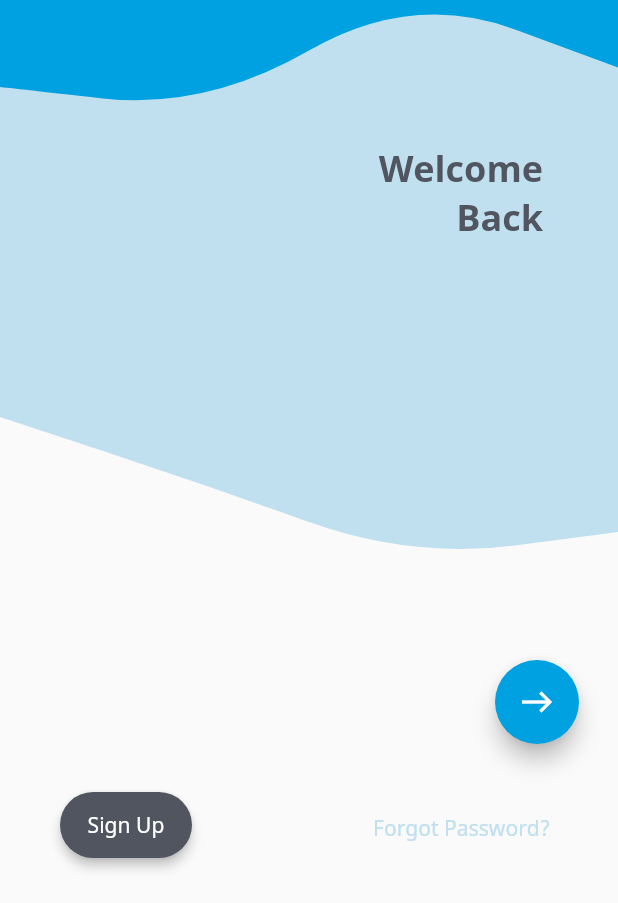
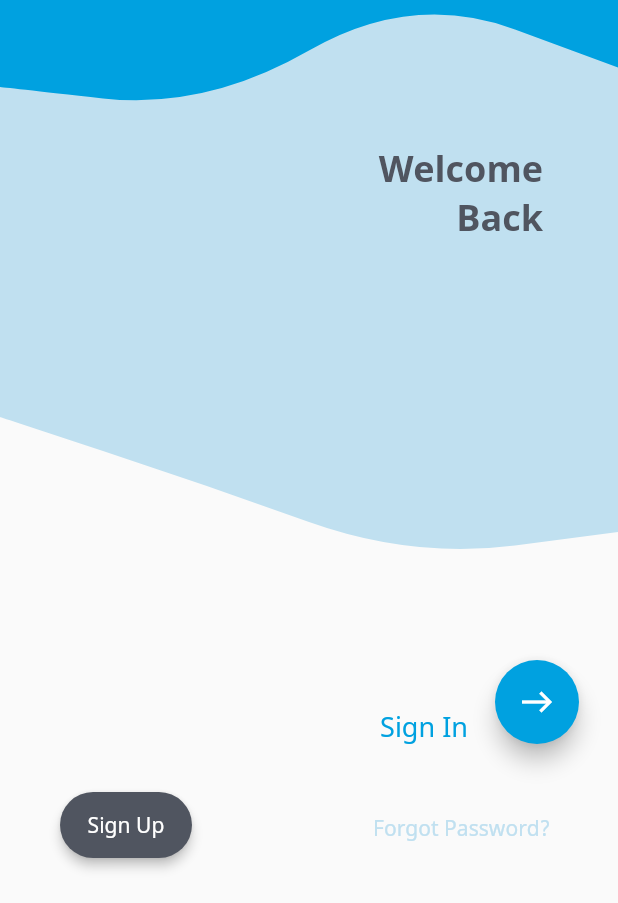
Before and after one commit to padong4284/padong-app, a Flutter app: the screen it shows after launch, on a phone screen of 412 x 824 dp, the part 333-1236 px from its top. Run offline on Flutter 3.47's test engine with Material 2 defaults, Android fonts, the phone set to English and light mode, and no system bars.

Commit message:
feat: Sign In/Up text

```diff
--- a/lib/ui/views/sign/sign_view.dart
+++ b/lib/ui/views/sign/sign_view.dart
@@ -134,6 +134,16 @@ class _SignViewState extends State<SignView>
                       : () => Navigator.pop(context),
                 )),
             Container(
+              alignment: Alignment.bottomRight,
+              padding: const EdgeInsets.only(left: 40, right: 100, bottom: 105),
+              child: Text(this.isSignIn? 'Sign In' : 'Sign Up',
+                style: TextStyle(
+                  fontSize: AppTheme.fontSizes.large,
+                      color: AppTheme.colors.primary
+                )
+              )
+            ),
+            Container(
                 alignment: Alignment.bottomRight,
                 padding: const EdgeInsets.only(left: 40, right: 45, bottom: 40),
                 child: TranspButton(
```
